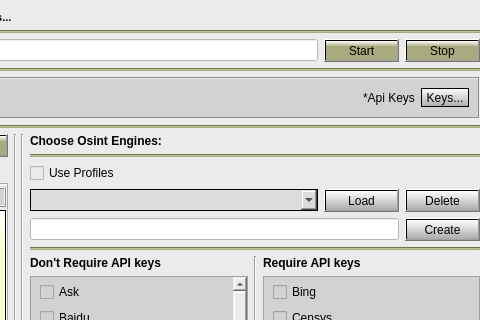
This is Gui/src/OsintTab/Osint.ui in 3nock/OTE as Qt 5 draws it before an edit; both pictures show x 386 to 866 and y 0 to 320 of the 866 by 681 pixel window. The edited form follows.
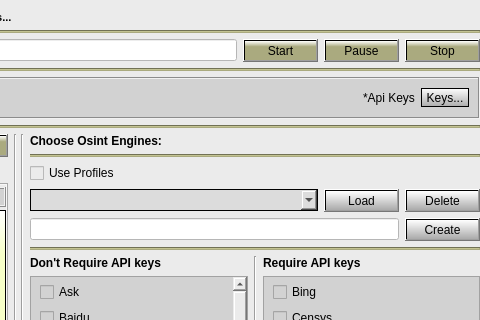
This is the edited form.

Patch:
```diff
--- a/Gui/src/OsintTab/Osint.ui
+++ b/Gui/src/OsintTab/Osint.ui
@@ -125,6 +125,16 @@
          </property>
         </widget>
        </item>
+       <item>
+        <widget class="QPushButton" name="pushButton_pause">
+         <property name="styleSheet">
+          <string notr="true">background-color: qlineargradient(x1: 0, y1: 0, x2: 0, y2: 1, stop: 0 white, stop: 0.3 rgb(170, 170, 127));</string>
+         </property>
+         <property name="text">
+          <string>Pause</string>
+         </property>
+        </widget>
+       </item>
        <item>
         <widget class="QPushButton" name="pushButton_stop">
          <property name="styleSheet">
```
